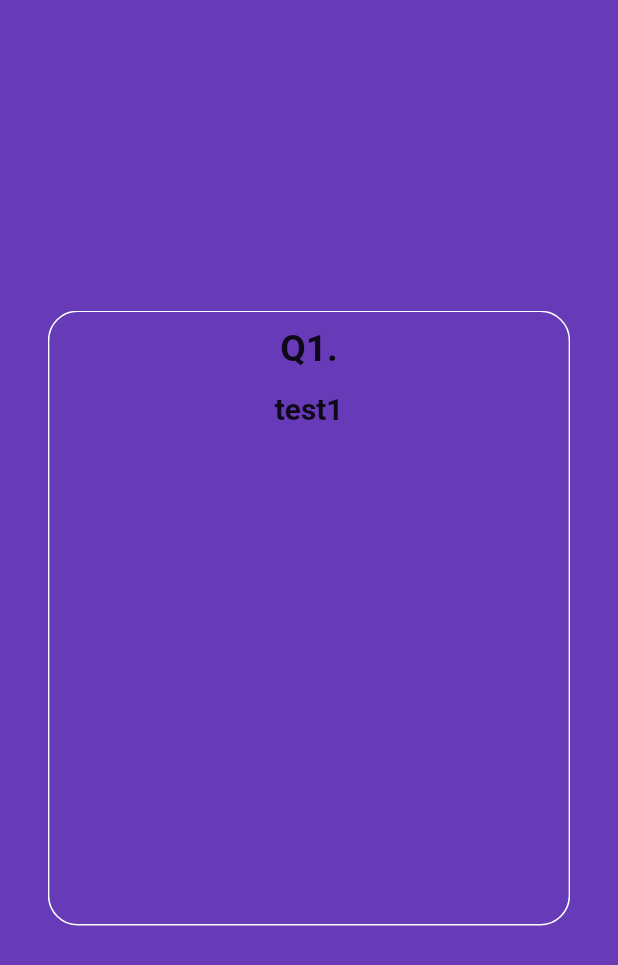
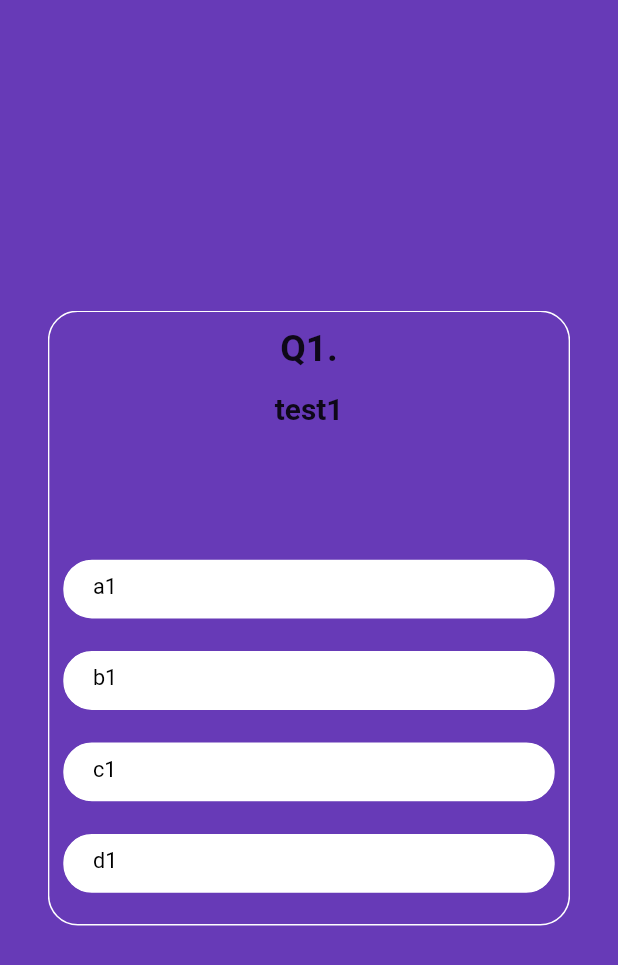
Before and after one commit to kimgeuntae/flutter_quiz_app, a Flutter app: the screen it shows after launch, after a tap on "지금 퀴즈 풀기", on a phone screen of 412 x 824 dp. Shown: the top 965 px of the screen. Run offline on Flutter 3.47's test engine with Material 2 defaults, Android fonts, the phone set to English and light mode, and no system bars; drawn by our look-alikes of auto_size_text, card_swiper.

Commit message:
Add: 문항 버튼 클래스 추가
- 퀴즈화면에서 메소드로 문항 생성

```diff
--- a/lib/screen/quiz_screen.dart
+++ b/lib/screen/quiz_screen.dart
@@ -1,6 +1,7 @@
 import 'package:auto_size_text/auto_size_text.dart';
 import 'package:card_swiper/card_swiper.dart';
 import 'package:flutter/material.dart';
+import 'package:quiz_app_test/widget/candidate.dart';
 
 import '../model/quiz.dart';
 
@@ -14,7 +15,7 @@ class QuizScreen extends StatefulWidget {
 }
 
 class _QuizScreenState extends State<QuizScreen> {
-  List<int> _answers = [-1, -1, -1];
+  List<int> _answers = [-1, -1, -1, -1];
   List<bool> _answerState = [false, false, false, false];
   int _currentIndex = 0;
 
@@ -82,10 +83,48 @@ class _QuizScreenState extends State<QuizScreen> {
           ),
           Expanded(child: Container()),
           Column(
-            children: [],
+            children: _buildCandidates(width, quiz),
           )
         ],
       ),
     );
   }
+
+  List<Widget> _buildCandidates(double width, Quiz quiz) {
+    List<Widget> _children = [];
+    for (int i = 0; i < 4; i++) {
+      _children.add(
+        Candidate(
+          // 문항 index
+          index: i,
+          // 문제들
+          text: quiz.candidates[i],
+          width: width,
+          // 답
+          answerState: _answerState[i],
+          tap: () {
+            // 대답했는지 여부 체크
+            setState(() {
+              for (int j = 0; j < 4; j++) {
+                // 문항 index(i)랑 선택index(j)가 같을 경우
+                if (j == i) {
+                  _answerState[j] = true;
+                  // _currentIndex : 문제 번호
+                  _answers[_currentIndex] = j;
+                } else {
+                  _answerState[j] = false;
+                }
+              }
+            });
+          },
+        ),
+      );
+      _children.add(
+        Padding(
+          padding: EdgeInsets.all(width * 0.024),
+        ),
+      );
+    }
+    return _children;
+  }
 }
--- /dev/null
+++ b/lib/widget/candidate.dart
@@ -0,0 +1,58 @@
+import 'package:flutter/material.dart';
+
+class Candidate extends StatefulWidget {
+  final VoidCallback tap;
+  final String text;
+  final int index;
+  final double width;
+  bool answerState;
+
+  Candidate({
+    super.key,
+    required this.tap,
+    required this.text,
+    required this.index,
+    required this.width,
+    required this.answerState,
+  });
+
+  @override
+  State<Candidate> createState() => _CandidateState();
+}
+
+class _CandidateState extends State<Candidate> {
+  @override
+  Widget build(BuildContext context) {
+    return Container(
+      width: widget.width * 0.8,
+      height: widget.width * 0.1,
+      padding: EdgeInsets.fromLTRB(
+        widget.width * 0.048,
+        widget.width * 0.024,
+        widget.width * 0.048,
+        widget.width * 0.024,
+      ),
+      decoration: BoxDecoration(
+        borderRadius: BorderRadius.circular(20),
+        border: Border.all(color: Colors.deepPurple),
+        color: widget.answerState ? Colors.deepPurple : Colors.white,
+      ),
+      child: InkWell(
+        // 컨테이너와 같이 별도의 제스쳐 기능을 제공하지 않는 위젯에 제스쳐 기능을 추가하고자 할 때 InkWell
+        child: Text(
+          widget.text,
+          style: TextStyle(
+            fontSize: widget.width * 0.035,
+            color: widget.answerState ? Colors.white : Colors.black,
+          ),
+        ),
+        onTap: () {
+          setState(() {
+            widget.tap();
+            widget.answerState = !widget.answerState;
+          });
+        },
+      ),
+    );
+  }
+}
```
